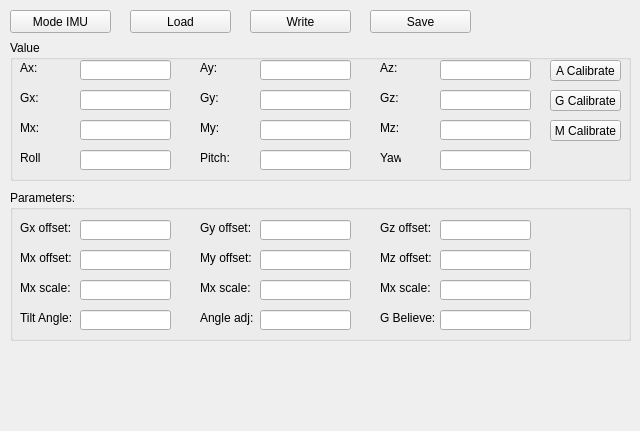
Above: Software/GCSQt/mode_imu.ui from tuannv-github/PIFer before the change. Below: the same form after it.
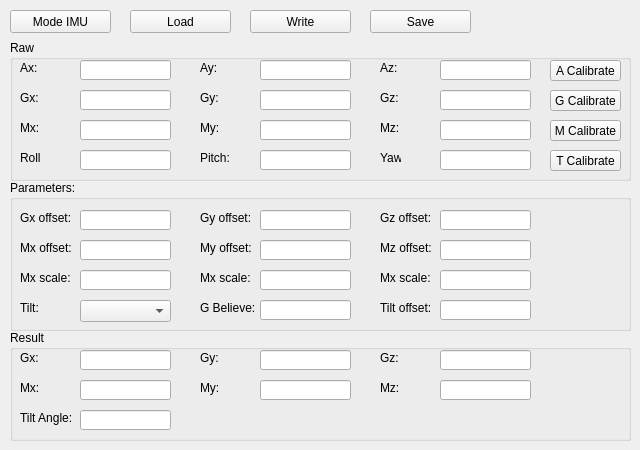
That is the form after the change.

Commit message: IMU mode may be OK

```diff
--- a/Software/GCSQt/mode_imu.ui
+++ b/Software/GCSQt/mode_imu.ui
@@ -7,7 +7,7 @@
     <x>0</x>
     <y>0</y>
     <width>640</width>
-    <height>431</height>
+    <height>450</height>
    </rect>
   </property>
   <property name="windowTitle">
@@ -23,7 +23,7 @@
     </rect>
    </property>
    <property name="title">
-    <string>Value</string>
+    <string>Raw</string>
    </property>
    <widget class="QLineEdit" name="tb_my">
     <property name="geometry">
@@ -340,6 +340,19 @@
      <string>Yaw:</string>
     </property>
    </widget>
+   <widget class="QPushButton" name="btn_tilt_calib">
+    <property name="geometry">
+     <rect>
+      <x>540</x>
+      <y>110</y>
+      <width>71</width>
+      <height>21</height>
+     </rect>
+    </property>
+    <property name="text">
+     <string>T Calibrate</string>
+    </property>
+   </widget>
   </widget>
   <widget class="QPushButton" name="btn_change_mode_imu">
    <property name="geometry">
@@ -358,7 +371,7 @@
    <property name="geometry">
     <rect>
      <x>10</x>
-     <y>190</y>
+     <y>180</y>
      <width>621</width>
      <height>151</height>
     </rect>
@@ -369,7 +382,7 @@
    <widget class="QLineEdit" name="tb_gbelieve">
     <property name="geometry">
      <rect>
-      <x>430</x>
+      <x>250</x>
       <y>120</y>
       <width>91</width>
       <height>20</height>
@@ -389,7 +402,7 @@
    <widget class="QLabel" name="label_27">
     <property name="geometry">
      <rect>
-      <x>370</x>
+      <x>190</x>
       <y>120</y>
       <width>61</width>
       <height>16</height>
@@ -504,23 +517,10 @@
      <string>Mz offset:</string>
     </property>
    </widget>
-   <widget class="QLabel" name="label_25">
-    <property name="geometry">
-     <rect>
-      <x>10</x>
-      <y>120</y>
-      <width>51</width>
-      <height>16</height>
-     </rect>
-    </property>
-    <property name="text">
-     <string>Tilt Angle:</string>
-    </property>
-   </widget>
    <widget class="QLineEdit" name="tb_angle_adjust">
     <property name="geometry">
      <rect>
-      <x>250</x>
+      <x>430</x>
       <y>120</y>
       <width>91</width>
       <height>20</height>
@@ -550,16 +550,6 @@
      <string>Gx offset:</string>
     </property>
    </widget>
-   <widget class="QLineEdit" name="txtb_tilt_0">
-    <property name="geometry">
-     <rect>
-      <x>70</x>
-      <y>120</y>
-      <width>91</width>
-      <height>20</height>
-     </rect>
-    </property>
-   </widget>
    <widget class="QLineEdit" name="tb_gy_offset">
     <property name="geometry">
      <rect>
@@ -632,14 +622,37 @@
    <widget class="QLabel" name="label_26">
     <property name="geometry">
      <rect>
-      <x>190</x>
+      <x>370</x>
       <y>120</y>
       <width>61</width>
       <height>16</height>
      </rect>
     </property>
     <property name="text">
-     <string>Angle adj:</string>
+     <string>Tilt offset:</string>
+    </property>
+   </widget>
+   <widget class="QComboBox" name="cb_tilt">
+    <property name="geometry">
+     <rect>
+      <x>70</x>
+      <y>120</y>
+      <width>91</width>
+      <height>22</height>
+     </rect>
+    </property>
+   </widget>
+   <widget class="QLabel" name="label_52">
+    <property name="geometry">
+     <rect>
+      <x>10</x>
+      <y>120</y>
+      <width>51</width>
+      <height>16</height>
+     </rect>
+    </property>
+    <property name="text">
+     <string>Tilt:</string>
     </property>
    </widget>
   </widget>
@@ -682,6 +695,180 @@
     <string>Save</string>
    </property>
   </widget>
+  <widget class="QGroupBox" name="groupBox">
+   <property name="geometry">
+    <rect>
+     <x>10</x>
+     <y>330</y>
+     <width>621</width>
+     <height>111</height>
+    </rect>
+   </property>
+   <property name="title">
+    <string>Result</string>
+   </property>
+   <widget class="QLabel" name="label_25">
+    <property name="geometry">
+     <rect>
+      <x>10</x>
+      <y>80</y>
+      <width>51</width>
+      <height>16</height>
+     </rect>
+    </property>
+    <property name="text">
+     <string>Tilt Angle:</string>
+    </property>
+   </widget>
+   <widget class="QLineEdit" name="txtb_tilt_0">
+    <property name="geometry">
+     <rect>
+      <x>70</x>
+      <y>80</y>
+      <width>91</width>
+      <height>20</height>
+     </rect>
+    </property>
+   </widget>
+   <widget class="QLabel" name="label_19">
+    <property name="geometry">
+     <rect>
+      <x>370</x>
+      <y>20</y>
+      <width>21</width>
+      <height>16</height>
+     </rect>
+    </property>
+    <property name="text">
+     <string>Gz:</string>
+    </property>
+   </widget>
+   <widget class="QLineEdit" name="tb_cab_gx">
+    <property name="geometry">
+     <rect>
+      <x>70</x>
+      <y>20</y>
+      <width>91</width>
+      <height>20</height>
+     </rect>
+    </property>
+   </widget>
+   <widget class="QLabel" name="label_50">
+    <property name="geometry">
+     <rect>
+      <x>10</x>
+      <y>20</y>
+      <width>21</width>
+      <height>16</height>
+     </rect>
+    </property>
+    <property name="text">
+     <string>Gx:</string>
+    </property>
+   </widget>
+   <widget class="QLineEdit" name="tb_cab_gz">
+    <property name="geometry">
+     <rect>
+      <x>430</x>
+      <y>20</y>
+      <width>91</width>
+      <height>20</height>
+     </rect>
+    </property>
+   </widget>
+   <widget class="QLabel" name="label_51">
+    <property name="geometry">
+     <rect>
+      <x>190</x>
+      <y>20</y>
+      <width>21</width>
+      <height>16</height>
+     </rect>
+    </property>
+    <property name="text">
+     <string>Gy:</string>
+    </property>
+   </widget>
+   <widget class="QLineEdit" name="tb_cab_gy">
+    <property name="geometry">
+     <rect>
+      <x>250</x>
+      <y>20</y>
+      <width>91</width>
+      <height>20</height>
+     </rect>
+    </property>
+   </widget>
+   <widget class="QLabel" name="label_53">
+    <property name="geometry">
+     <rect>
+      <x>10</x>
+      <y>50</y>
+      <width>51</width>
+      <height>16</height>
+     </rect>
+    </property>
+    <property name="text">
+     <string>Mx:</string>
+    </property>
+   </widget>
+   <widget class="QLineEdit" name="tb_gz_offset_4">
+    <property name="geometry">
+     <rect>
+      <x>430</x>
+      <y>50</y>
+      <width>91</width>
+      <height>20</height>
+     </rect>
+    </property>
+   </widget>
+   <widget class="QLabel" name="label_54">
+    <property name="geometry">
+     <rect>
+      <x>370</x>
+      <y>50</y>
+      <width>51</width>
+      <height>16</height>
+     </rect>
+    </property>
+    <property name="text">
+     <string>Mz:</string>
+    </property>
+   </widget>
+   <widget class="QLabel" name="label_55">
+    <property name="geometry">
+     <rect>
+      <x>190</x>
+      <y>50</y>
+      <width>51</width>
+      <height>16</height>
+     </rect>
+    </property>
+    <property name="text">
+     <string>My:</string>
+    </property>
+   </widget>
+   <widget class="QLineEdit" name="tb_gy_offset_4">
+    <property name="geometry">
+     <rect>
+      <x>250</x>
+      <y>50</y>
+      <width>91</width>
+      <height>20</height>
+     </rect>
+    </property>
+   </widget>
+   <widget class="QLineEdit" name="tb_mx_3">
+    <property name="geometry">
+     <rect>
+      <x>70</x>
+      <y>50</y>
+      <width>91</width>
+      <height>20</height>
+     </rect>
+    </property>
+   </widget>
+  </widget>
  </widget>
  <resources/>
  <connections/>
```
The commit also changes 108 other files.
